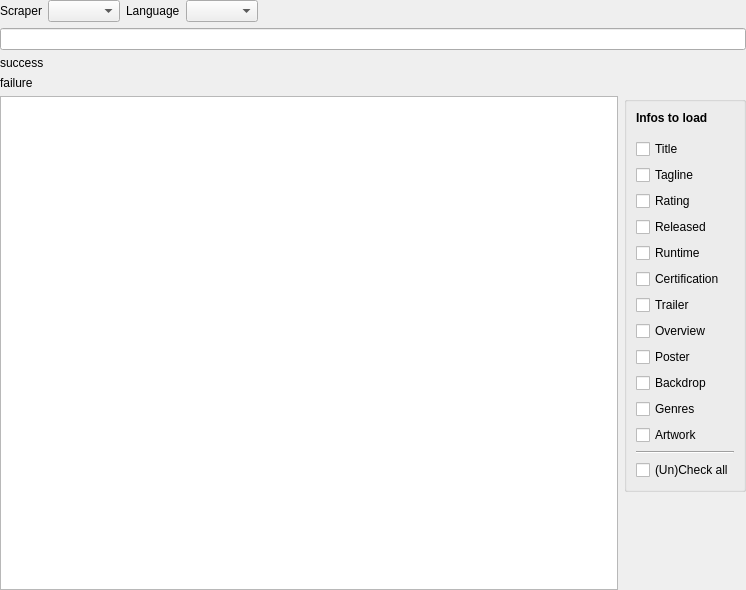
Above: src/ui/concerts/ConcertSearchWidget.ui from Komet/MediaElch before the change. Below: the same form after it.
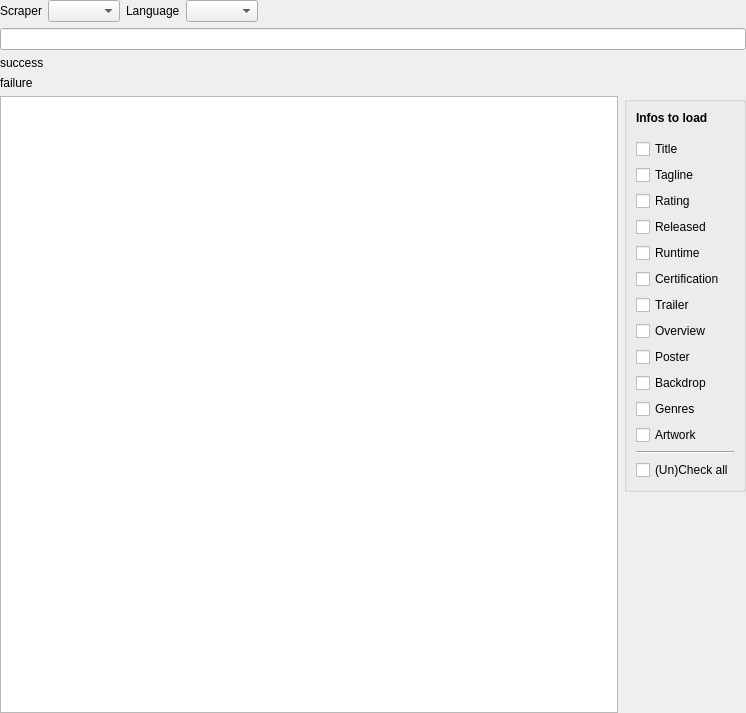
That is the form after the change. Custom widgets are drawn as their Qt base class.

```diff
--- a/src/ui/concerts/ConcertSearchWidget.ui
+++ b/src/ui/concerts/ConcertSearchWidget.ui
@@ -7,7 +7,7 @@
     <x>0</x>
     <y>0</y>
     <width>746</width>
-    <height>590</height>
+    <height>713</height>
    </rect>
   </property>
   <layout class="QVBoxLayout" name="verticalLayout">
```
Left out of the diff: 17 changed lines with no effect on the pictures.
